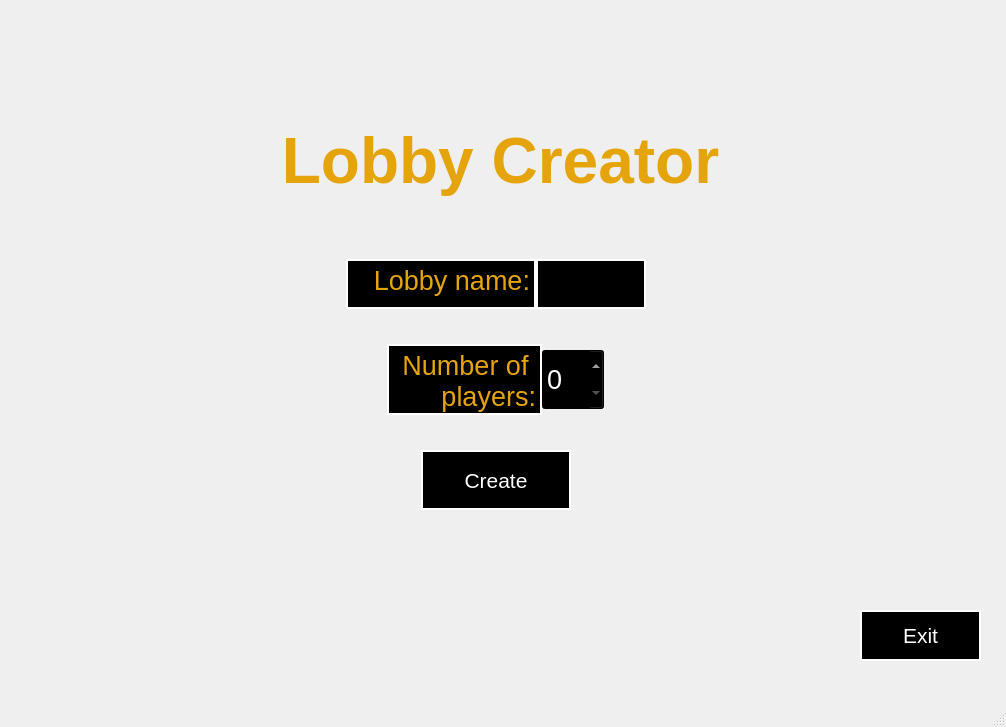
First picture: the form in client/Lobby/createlobby.ui, repository mateozorzi/practice-sdd, before the edit.
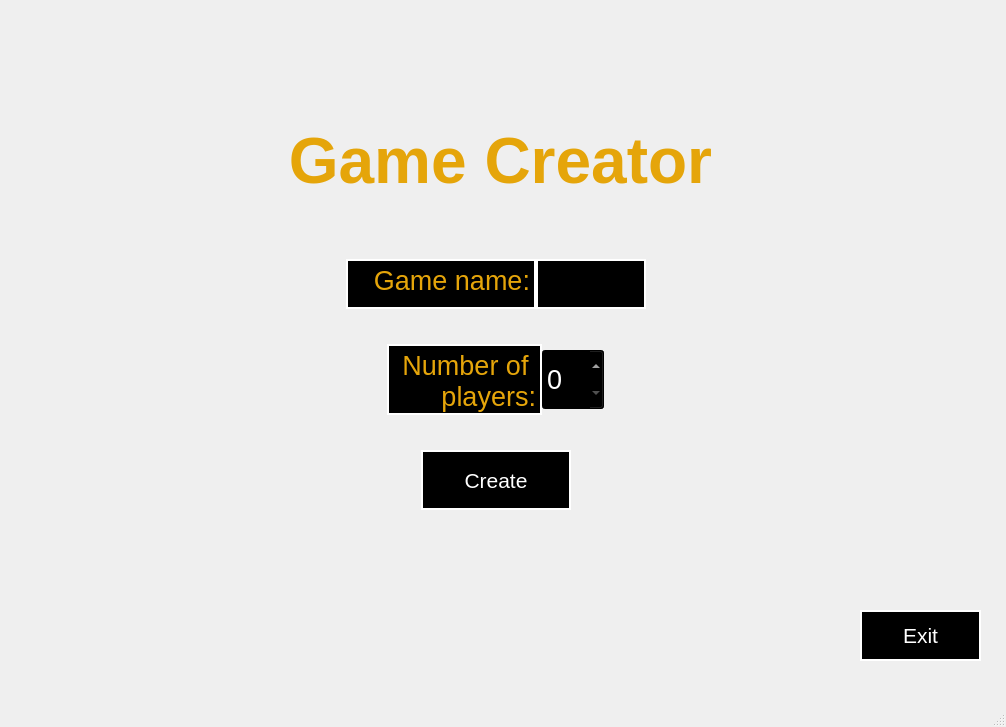
Second picture: the form after the edit. Icons and pictures are not drawn.

The edit to the form file:
```diff
--- a/client/Lobby/createlobby.ui
+++ b/client/Lobby/createlobby.ui
@@ -86,7 +86,7 @@
 li.unchecked::marker { content: &quot;\2610&quot;; }
 li.checked::marker { content: &quot;\2612&quot;; }
 &lt;/style&gt;&lt;/head&gt;&lt;body style=&quot; font-family:'Ubuntu Sans'; font-size:11pt; font-weight:400; font-style:normal;&quot;&gt;
-&lt;p align=&quot;center&quot; style=&quot; margin-top:0px; margin-bottom:0px; margin-left:0px; margin-right:0px; -qt-block-indent:0; text-indent:0px;&quot;&gt;&lt;span style=&quot; font-size:48pt; font-weight:700; color:#e5a50a;&quot;&gt;Lobby Creator&lt;/span&gt;&lt;/p&gt;&lt;/body&gt;&lt;/html&gt;</string>
+&lt;p align=&quot;center&quot; style=&quot; margin-top:0px; margin-bottom:0px; margin-left:0px; margin-right:0px; -qt-block-indent:0; text-indent:0px;&quot;&gt;&lt;span style=&quot; font-size:48pt; font-weight:700; color:#e5a50a;&quot;&gt;Game Creator&lt;/span&gt;&lt;/p&gt;&lt;/body&gt;&lt;/html&gt;</string>
     </property>
    </widget>
    <widget class="QWidget" name="layoutWidget">
@@ -153,7 +153,7 @@
 li.unchecked::marker { content: &quot;\2610&quot;; }
 li.checked::marker { content: &quot;\2612&quot;; }
 &lt;/style&gt;&lt;/head&gt;&lt;body style=&quot; font-family:'Ubuntu Sans'; font-size:11pt; font-weight:400; font-style:normal;&quot;&gt;
-&lt;p align=&quot;right&quot; style=&quot; margin-top:0px; margin-bottom:0px; margin-left:0px; margin-right:0px; -qt-block-indent:0; text-indent:0px;&quot;&gt;&lt;span style=&quot; font-size:20pt; color:#e5a50a;&quot;&gt;Lobby name:&lt;/span&gt;&lt;/p&gt;&lt;/body&gt;&lt;/html&gt;</string>
+&lt;p align=&quot;right&quot; style=&quot; margin-top:0px; margin-bottom:0px; margin-left:0px; margin-right:0px; -qt-block-indent:0; text-indent:0px;&quot;&gt;&lt;span style=&quot; font-size:20pt; color:#e5a50a;&quot;&gt;Game name:&lt;/span&gt;&lt;/p&gt;&lt;/body&gt;&lt;/html&gt;</string>
          </property>
         </widget>
        </item>
```
